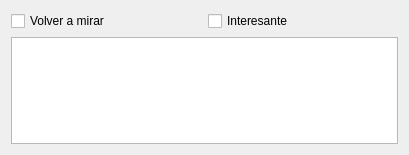
This is widgets/widgetnotas.ui in rogorido/qtpredicadores as Qt 5 draws it before an edit. The edited form follows.
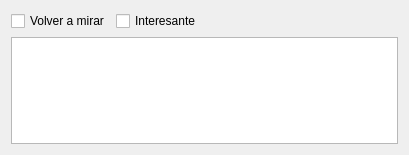
This is the edited form.

What changed in the file:
```diff
--- a/widgets/widgetnotas.ui
+++ b/widgets/widgetnotas.ui
@@ -30,6 +30,19 @@
        </property>
       </widget>
      </item>
+     <item>
+      <spacer name="horizontalSpacer">
+       <property name="orientation">
+        <enum>Qt::Horizontal</enum>
+       </property>
+       <property name="sizeHint" stdset="0">
+        <size>
+         <width>40</width>
+         <height>20</height>
+        </size>
+       </property>
+      </spacer>
+     </item>
     </layout>
    </item>
    <item>
```
